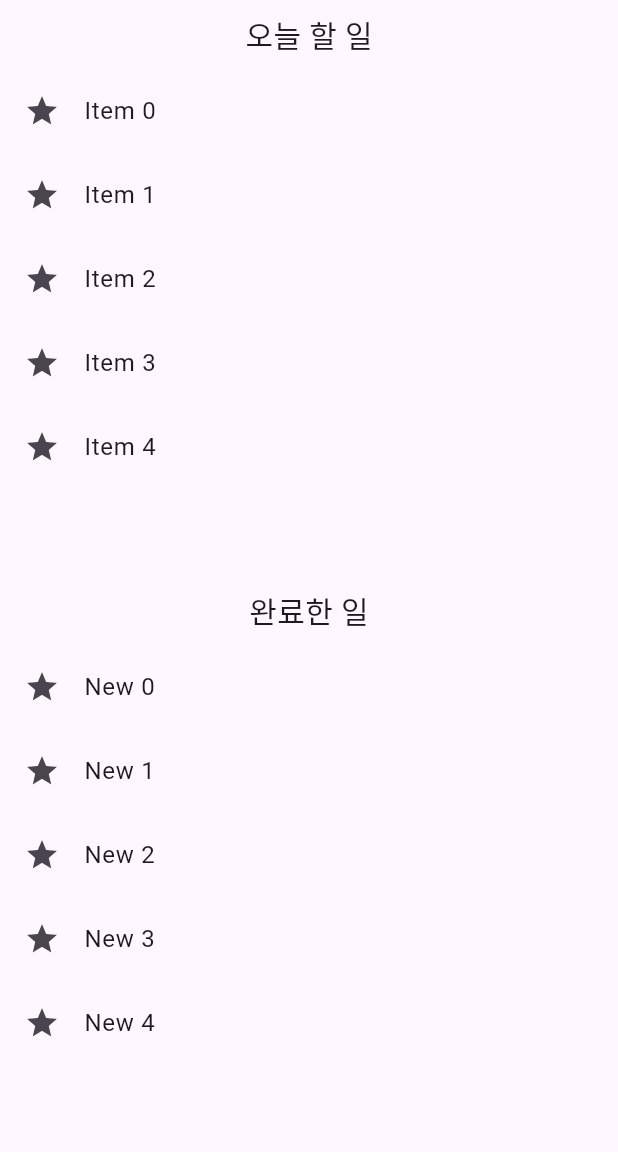
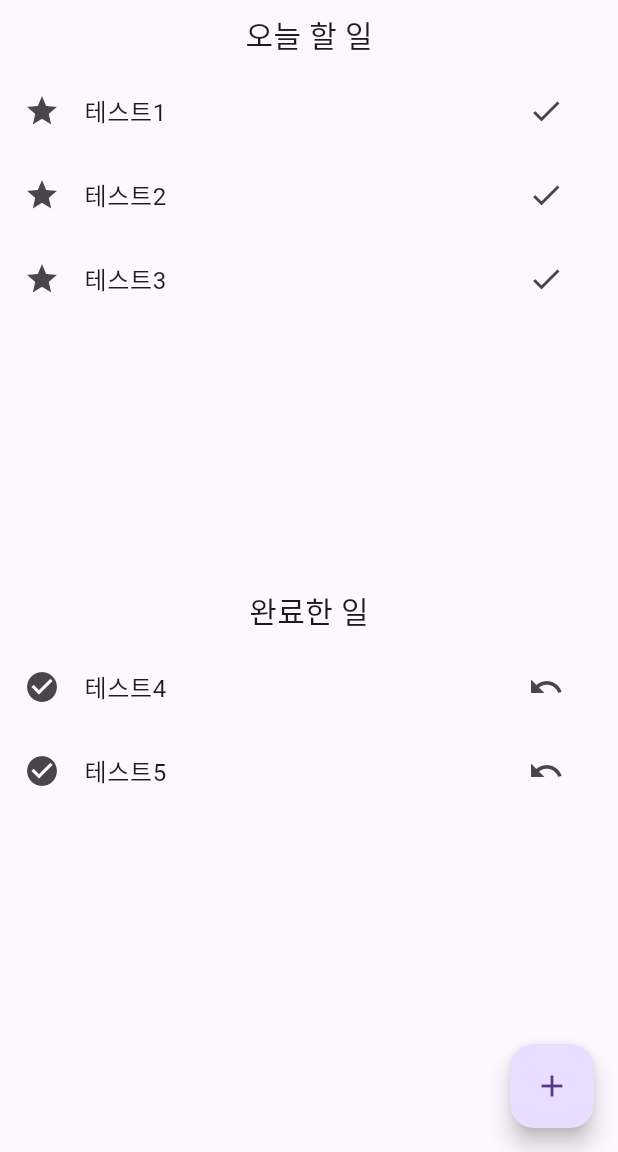
Before and after one commit to daeun9081/2024-11-Flutter, a Flutter app: the screen it shows after launch, on a phone screen of 412 x 824 dp, the part 84-1236 px from its top. Run offline on Flutter 3.47's test engine with Material 3 defaults, Android fonts, the phone set to English and light mode, and no system bars.

Commit message:
second Commit

```diff
--- a/lib/main.dart
+++ b/lib/main.dart
@@ -12,10 +12,6 @@ class MyApp extends StatelessWidget {
   Widget build(BuildContext context) {
     return MaterialApp(
       title: 'ListView',
-      /*theme: ThemeData(
-        colorScheme: ColorScheme.fromSeed(seedColor: Colors.deepPurple),
-        useMaterial3: true,
-      ),*/
       home: const MyList(title: 'ListView Test'),
     );
   }
@@ -30,8 +26,41 @@ class MyList extends StatefulWidget {
   State<MyList> createState() => _MyListState();
 }
 
+class ListManager {
+  final List<String> todayTasks = ["테스트1", "테스트2", "테스트3"];
+  final List<String> completedTasks = ["테스트4", "테스트5"];
+
+  void addTodayTask(String task) {
+    todayTasks.add(task);
+  }
+
+  void addCompletedTask(String task) {
+    completedTasks.add(task);
+  }
+
+  String completeTask(int index) {
+    if (index < todayTasks.length) {
+      final task = todayTasks.removeAt(index);
+      completedTasks.add(task);
+      return task;
+    }
+    return "";
+  }
+
+  String undoCompleteTask(int index) {
+    if (index < completedTasks.length) {
+      final task = completedTasks.removeAt(index);
+      todayTasks.add(task);
+      return task;
+    }
+    return "";
+  }
+}
+
 class _MyListState extends State<MyList> {
   //마이리스트 상태 관리
+  final ListManager listManager = ListManager();
+  int newNumber = 0;
 
   @override
   Widget build(BuildContext context) {
@@ -49,11 +78,18 @@ class _MyListState extends State<MyList> {
             ),
             Expanded(
                 child: ListView.builder(
-                    itemCount: 5,
+                    itemCount: listManager.todayTasks.length,
                     itemBuilder: (context, index) {
                       return ListTile(
                         leading: const Icon(Icons.star),
-                        title: Text('Item $index'),
+                        title: Text(listManager.todayTasks[index]),
+                        trailing: IconButton(
+                            icon: const Icon(Icons.check),
+                            onPressed: () {
+                              setState(() {
+                                listManager.completeTask(index);
+                              });
+                            }),
                       );
                     })),
             const Padding(
@@ -62,16 +98,33 @@ class _MyListState extends State<MyList> {
             ),
             Expanded(
                 child: ListView.builder(
-                    itemCount: 5,
+                    itemCount: listManager.completedTasks.length,
                     itemBuilder: (context, index) {
                       return ListTile(
-                        leading: const Icon(Icons.star),
-                        title: Text('New $index'),
+                        leading: const Icon(Icons.check_circle),
+                        title: Text(listManager.completedTasks[index]),
+                        trailing: IconButton(
+                            icon: const Icon(Icons.undo),
+                            onPressed: () {
+                              setState(() {
+                                listManager.undoCompleteTask(index);
+                              });
+                            }),
                       );
                     }))
           ],
         ),
       ),
+      floatingActionButton: FloatingActionButton(
+        onPressed: () {
+          setState(() {
+            listManager.addTodayTask("새로운 할일 ${newNumber + 1}");
+            newNumber += 1;
+          });
+        },
+        tooltip: "Add Task",
+        child: const Icon(Icons.add),
+      ),
     );
   }
 }
```
